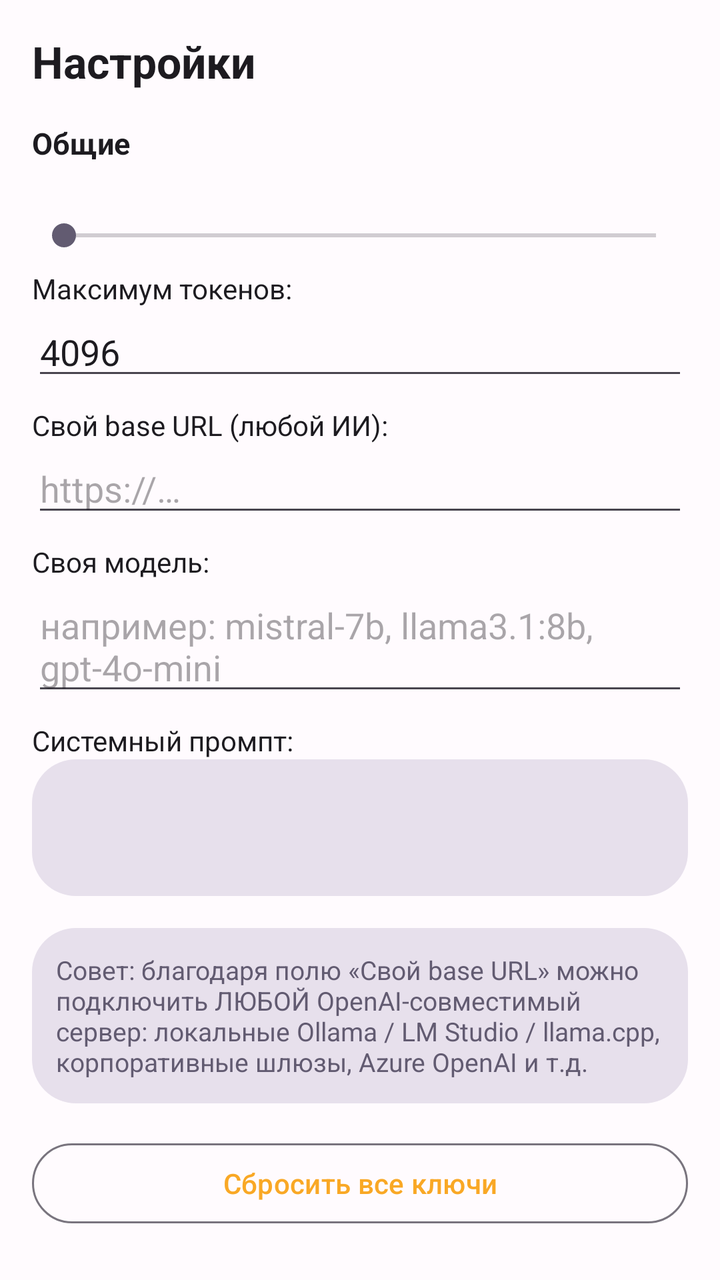
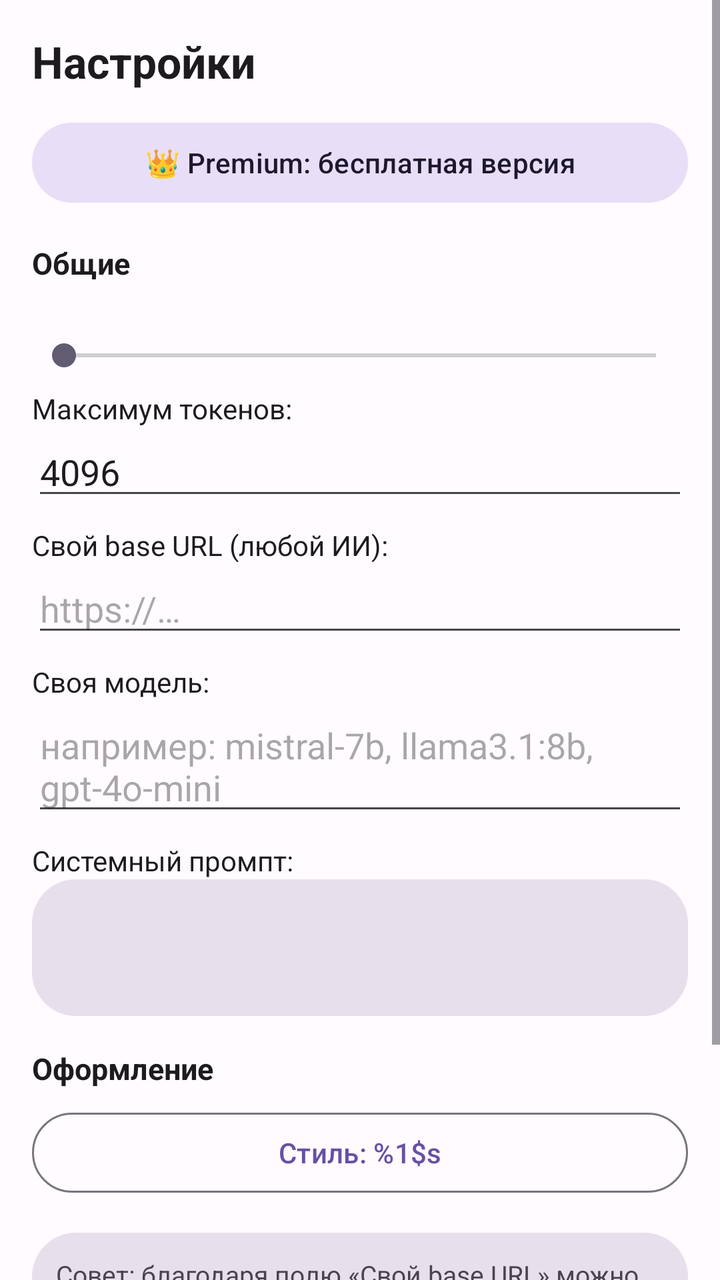

Compare the two renders of this Android layout. The source of the first and the diff that turns it into the second are given below.
<!-- AndroidManifest.xml: application theme Theme.DevAIStudio -->
<!-- res/layout/fragment_settings.xml -->
<?xml version="1.0" encoding="utf-8"?>
<ScrollView xmlns:android="http://schemas.android.com/apk/res/android"
    android:layout_width="match_parent"
    android:layout_height="match_parent"
    android:fillViewport="true">

    <LinearLayout
        android:layout_width="match_parent"
        android:layout_height="wrap_content"
        android:orientation="vertical"
        android:padding="16dp">

        <TextView
            android:layout_width="match_parent"
            android:layout_height="wrap_content"
            android:text="@string/settings_title"
            android:textColor="@color/on_surface"
            android:textSize="22sp"
            android:textStyle="bold" />

        <TextView
            android:layout_width="match_parent"
            android:layout_height="wrap_content"
            android:layout_marginTop="16dp"
            android:text="@string/settings_general"
            android:textColor="@color/on_surface"
            android:textSize="15sp"
            android:textStyle="bold" />

        <TextView
            android:id="@+id/temperature_label"
            android:layout_width="match_parent"
            android:layout_height="wrap_content"
            android:layout_marginTop="8dp"
            android:textColor="@color/secondary"
            android:textSize="14sp" />

        <SeekBar
            android:id="@+id/temperature_bar"
            android:layout_width="match_parent"
            android:layout_height="wrap_content"
            android:max="20" />

        <TextView
            android:layout_width="match_parent"
            android:layout_height="wrap_content"
            android:layout_marginTop="8dp"
            android:text="@string/settings_max_tokens"
            android:textColor="@color/on_surface"
            android:textSize="14sp" />

        <EditText
            android:id="@+id/max_tokens_input"
            android:layout_width="match_parent"
            android:layout_height="wrap_content"
            android:inputType="number"
            android:text="4096"
            android:textColor="@color/on_surface" />

        <TextView
            android:layout_width="match_parent"
            android:layout_height="wrap_content"
            android:layout_marginTop="8dp"
            android:text="@string/settings_custom_base"
            android:textColor="@color/on_surface"
            android:textSize="14sp" />

        <EditText
            android:id="@+id/custom_base_input"
            android:layout_width="match_parent"
            android:layout_height="wrap_content"
            android:hint="https://…"
            android:inputType="textUri"
            android:textColor="@color/on_surface" />

        <TextView
            android:layout_width="match_parent"
            android:layout_height="wrap_content"
            android:layout_marginTop="8dp"
            android:text="@string/settings_custom_model"
            android:textColor="@color/on_surface"
            android:textSize="14sp" />

        <EditText
            android:id="@+id/custom_model_input"
            android:layout_width="match_parent"
            android:layout_height="wrap_content"
            android:hint="например: mistral-7b, llama3.1:8b, gpt-4o-mini"
            android:textColor="@color/on_surface" />

        <TextView
            android:layout_width="match_parent"
            android:layout_height="wrap_content"
            android:layout_marginTop="8dp"
            android:text="@string/settings_system_prompt"
            android:textColor="@color/on_surface"
            android:textSize="14sp" />

        <EditText
            android:id="@+id/system_prompt_input"
            android:layout_width="match_parent"
            android:layout_height="wrap_content"
            android:background="@drawable/bg_input"
            android:gravity="top|start"
            android:inputType="textMultiLine"
            android:minLines="3"
            android:padding="10dp"
            android:textColor="@color/on_surface"
            android:textSize="13sp" />

        <TextView
            android:layout_width="match_parent"
            android:layout_height="wrap_content"
            android:layout_marginTop="16dp"
            android:padding="12dp"
            android:background="@drawable/bg_input"
            android:text="@string/settings_about"
            android:textColor="@color/secondary"
            android:textSize="13sp" />

        <com.google.android.material.button.MaterialButton
            android:id="@+id/btn_clear_keys"
            style="@style/Widget.Material3.Button.OutlinedButton"
            android:layout_width="match_parent"
            android:layout_height="wrap_content"
            android:layout_marginTop="16dp"
            android:text="@string/settings_clear_all"
            android:textColor="@color/badge_paid" />

    </LinearLayout>

</ScrollView>
<!-- resources referenced by this layout -->
<resources>
  <color name="badge_paid">#F9A825</color>
  <color name="on_surface">#1D1B20</color>
  <color name="secondary">#625B71</color>
  <!-- drawable bg_input (drawable) -->
  <?xml version="1.0" encoding="utf-8"?>
  <shape xmlns:android="http://schemas.android.com/apk/res/android" android:shape="rectangle">
      <solid android:color="@color/surface_variant" />
      <corners android:radius="22dp" />
  </shape>
  <string name="settings_about">Совет: благодаря полю «Свой base URL» можно подключить ЛЮБОЙ OpenAI-совместимый сервер: локальные Ollama / LM Studio / llama.cpp, корпоративные шлюзы, Azure OpenAI и т.д.</string>
  <string name="settings_clear_all">Сбросить все ключи</string>
  <string name="settings_custom_base">Свой base URL (любой ИИ):</string>
  <string name="settings_custom_model">Своя модель:</string>
  <string name="settings_general">Общие</string>
  <string name="settings_max_tokens">Максимум токенов:</string>
  <string name="settings_system_prompt">Системный промпт:</string>
  <string name="settings_title">Настройки</string>
  <style name="Theme.DevAIStudio" parent="Theme.Material3.DayNight.NoActionBar">
          <item name="colorPrimary">@color/primary</item>
          <item name="colorOnPrimary">@color/white</item>
          <item name="colorPrimaryContainer">@color/primary_light</item>
          <item name="colorSecondary">@color/secondary</item>
          <item name="colorSurface">@color/surface</item>
          <item name="android:colorBackground">@color/background</item>
          <item name="android:statusBarColor">@color/primary_dark</item>
          <item name="android:windowLightStatusBar">false</item>
      </style>
  <color name="surface_variant">#E7E0EC</color>
  <color name="primary">#6750A4</color>
  <color name="white">#FFFFFF</color>
  <color name="primary_light">#EADDFF</color>
  <color name="surface">#FDF8FF</color>
  <color name="background">#FFFBFE</color>
  <color name="primary_dark">#4F378B</color>
</resources>

<!-- the commit's change to res/layout/fragment_settings.xml (unified diff, before → after) -->
@@ -14,16 +14,24 @@
             android:layout_width="match_parent"
             android:layout_height="wrap_content"
             android:text="@string/settings_title"
-            android:textColor="@color/on_surface"
+            android:textColor="?attr/colorOnSurface"
             android:textSize="22sp"
             android:textStyle="bold" />
+
+        <com.google.android.material.button.MaterialButton
+            android:id="@+id/btn_premium"
+            style="@style/Widget.Material3.Button.TonalButton"
+            android:layout_width="match_parent"
+            android:layout_height="wrap_content"
+            android:layout_marginTop="12dp"
+            android:text="@string/premium_status_button_free" />
 
         <TextView
             android:layout_width="match_parent"
             android:layout_height="wrap_content"
             android:layout_marginTop="16dp"
             android:text="@string/settings_general"
-            android:textColor="@color/on_surface"
+            android:textColor="?attr/colorOnSurface"
             android:textSize="15sp"
             android:textStyle="bold" />
 
@@ -32,7 +40,7 @@
             android:layout_width="match_parent"
             android:layout_height="wrap_content"
             android:layout_marginTop="8dp"
-            android:textColor="@color/secondary"
+            android:textColor="?attr/colorOnSurfaceVariant"
             android:textSize="14sp" />
 
         <SeekBar
@@ -46,7 +54,7 @@
             android:layout_height="wrap_content"
             android:layout_marginTop="8dp"
             android:text="@string/settings_max_tokens"
-            android:textColor="@color/on_surface"
+            android:textColor="?attr/colorOnSurface"
             android:textSize="14sp" />
 
         <EditText
@@ -55,14 +63,14 @@
             android:layout_height="wrap_content"
             android:inputType="number"
             android:text="4096"
-            android:textColor="@color/on_surface" />
+            android:textColor="?attr/colorOnSurface" />
 
         <TextView
             android:layout_width="match_parent"
             android:layout_height="wrap_content"
             android:layout_marginTop="8dp"
             android:text="@string/settings_custom_base"
-            android:textColor="@color/on_surface"
+            android:textColor="?attr/colorOnSurface"
             android:textSize="14sp" />
 
         <EditText
@@ -71,14 +79,14 @@
             android:layout_height="wrap_content"
             android:hint="https://…"
             android:inputType="textUri"
-            android:textColor="@color/on_surface" />
+            android:textColor="?attr/colorOnSurface" />
 
         <TextView
             android:layout_width="match_parent"
             android:layout_height="wrap_content"
             android:layout_marginTop="8dp"
             android:text="@string/settings_custom_model"
-            android:textColor="@color/on_surface"
+            android:textColor="?attr/colorOnSurface"
             android:textSize="14sp" />
 
         <EditText
@@ -86,14 +94,14 @@
             android:layout_width="match_parent"
             android:layout_height="wrap_content"
             android:hint="например: mistral-7b, llama3.1:8b, gpt-4o-mini"
-            android:textColor="@color/on_surface" />
+            android:textColor="?attr/colorOnSurface" />
 
         <TextView
             android:layout_width="match_parent"
             android:layout_height="wrap_content"
             android:layout_marginTop="8dp"
             android:text="@string/settings_system_prompt"
-            android:textColor="@color/on_surface"
+            android:textColor="?attr/colorOnSurface"
             android:textSize="14sp" />
 
         <EditText
@@ -105,8 +113,25 @@
             android:inputType="textMultiLine"
             android:minLines="3"
             android:padding="10dp"
-            android:textColor="@color/on_surface"
+            android:textColor="?attr/colorOnSurface"
             android:textSize="13sp" />
+
+        <TextView
+            android:layout_width="match_parent"
+            android:layout_height="wrap_content"
+            android:layout_marginTop="16dp"
+            android:text="@string/settings_appearance"
+            android:textColor="?attr/colorOnSurface"
+            android:textSize="15sp"
+            android:textStyle="bold" />
+
+        <com.google.android.material.button.MaterialButton
+            android:id="@+id/btn_theme"
+            style="@style/Widget.Material3.Button.OutlinedButton"
+            android:layout_width="match_parent"
+            android:layout_height="wrap_content"
+            android:layout_marginTop="8dp"
+            android:text="@string/settings_theme_current" />
 
         <TextView
             android:layout_width="match_parent"
@@ -115,7 +140,7 @@
             android:padding="12dp"
             android:background="@drawable/bg_input"
             android:text="@string/settings_about"
-            android:textColor="@color/secondary"
+            android:textColor="?attr/colorOnSurfaceVariant"
             android:textSize="13sp" />
 
         <com.google.android.material.button.MaterialButton
<!-- resource entries referenced after the edit -->
@@ -1,21 +1,23 @@
 <!-- resources referenced by this layout -->
 <resources>
   <color name="badge_paid">#F9A825</color>
-  <color name="on_surface">#1D1B20</color>
   <color name="secondary">#625B71</color>
   <!-- drawable bg_input (drawable) -->
   <?xml version="1.0" encoding="utf-8"?>
   <shape xmlns:android="http://schemas.android.com/apk/res/android" android:shape="rectangle">
-      <solid android:color="@color/surface_variant" />
+      <solid android:color="?attr/colorSurfaceVariant" />
       <corners android:radius="22dp" />
   </shape>
+  <string name="premium_status_button_free">👑 Premium: бесплатная версия</string>
   <string name="settings_about">Совет: благодаря полю «Свой base URL» можно подключить ЛЮБОЙ OpenAI-совместимый сервер: локальные Ollama / LM Studio / llama.cpp, корпоративные шлюзы, Azure OpenAI и т.д.</string>
+  <string name="settings_appearance">Оформление</string>
   <string name="settings_clear_all">Сбросить все ключи</string>
   <string name="settings_custom_base">Свой base URL (любой ИИ):</string>
   <string name="settings_custom_model">Своя модель:</string>
   <string name="settings_general">Общие</string>
   <string name="settings_max_tokens">Максимум токенов:</string>
   <string name="settings_system_prompt">Системный промпт:</string>
+  <string name="settings_theme_current">Стиль: %1$s</string>
   <string name="settings_title">Настройки</string>
   <style name="Theme.DevAIStudio" parent="Theme.Material3.DayNight.NoActionBar">
           <item name="colorPrimary">@color/primary</item>
@@ -27,7 +29,6 @@
           <item name="android:statusBarColor">@color/primary_dark</item>
           <item name="android:windowLightStatusBar">false</item>
       </style>
-  <color name="surface_variant">#E7E0EC</color>
   <color name="primary">#6750A4</color>
   <color name="white">#FFFFFF</color>
   <color name="primary_light">#EADDFF</color>
